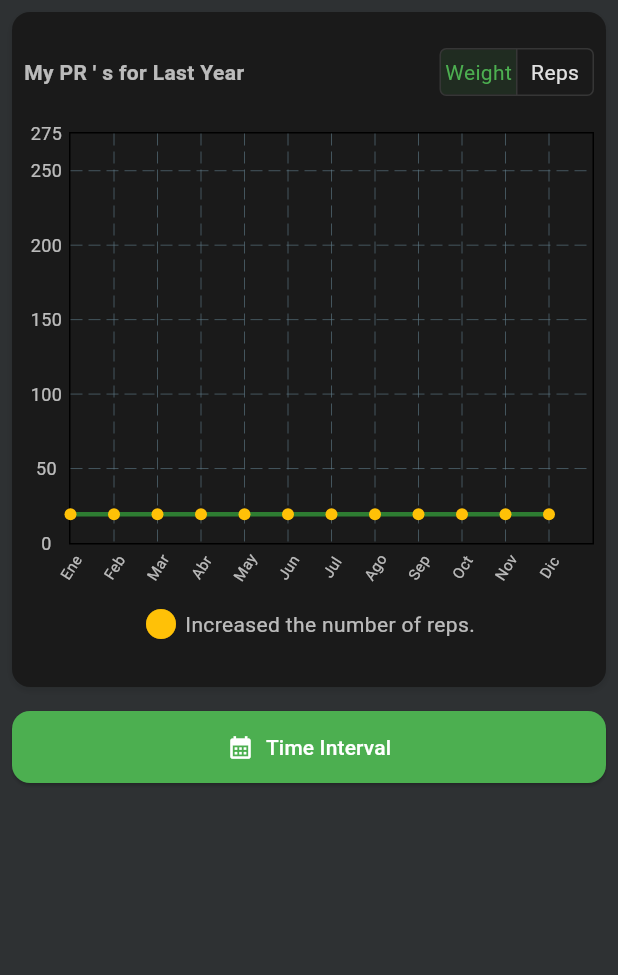
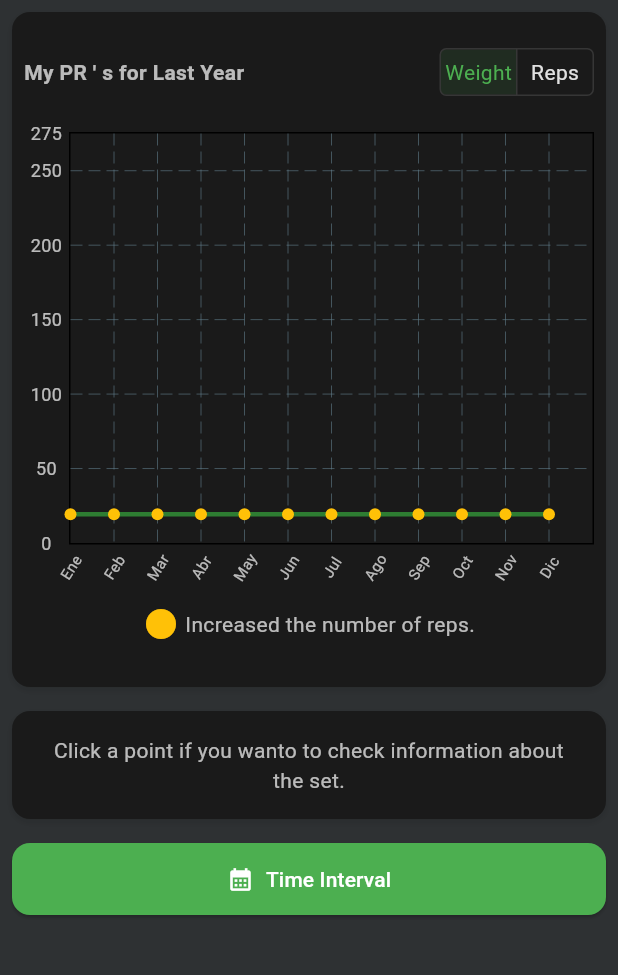
Before and after one commit to diegoZarateFer/gym-tracker-prototype, a Flutter app: the ExcerciseStatsPage screen opened by its route, on a phone screen of 412 x 824 dp, the part 84-1059 px from its top. Run offline on Flutter 3.47's test engine with Material 3 defaults, Android fonts, the phone set to English and light mode, and no system bars; drawn by our look-alikes of fl_chart; our stand-ins replace google_fonts, just_audio, logger, percent_indicator, permission_handler, table_calendar; missing offline and left inert: alarm.

Commit message:
feat<excercise stats>: Agregar container con instrucciones cuando no se ha seleccionado algun punto.

```diff
--- a/lib/pages/excercise_stats_page.dart
+++ b/lib/pages/excercise_stats_page.dart
@@ -3,7 +3,7 @@ import 'package:gym_tracker_ui/core/extensions/context_ext.dart';
 import 'package:gym_tracker_ui/pages/widgets/dialogs/chart_time_interval_selector_dialog.dart';
 import 'package:gym_tracker_ui/pages/widgets/dialogs/intensity_indicator_selector_dialog.dart';
 import 'package:gym_tracker_ui/pages/widgets/dialogs/unit_selector_dialog.dart';
-import 'package:gym_tracker_ui/pages/widgets/excercise_charts/excercise_set_char.dart';
+import 'package:gym_tracker_ui/pages/widgets/excercise_charts/excercise_set_chart.dart';
 import 'package:gym_tracker_ui/pages/widgets/history_log_cell.dart';
 import 'package:gym_tracker_ui/pages/widgets/set_information_header.dart';
 import 'package:gym_tracker_ui/pages/widgets/title_cell.dart';
@@ -111,10 +111,9 @@ class _ExcerciseStatsPageState extends State<ExcerciseStatsPage> {
           padding: const EdgeInsets.all(8),
           child: Column(
             children: [
-              ExcerciseSetChar(onSetClicked: _onSetClicked),
-              if (_setInformation != null) const SizedBox(height: 16),
-              if (_setInformation != null)
-                SetInformationContainer(setInformation: _setInformation!),
+              ExcerciseSetChart(onSetClicked: _onSetClicked),
+              const SizedBox(height: 16),
+              SetInformationContainer(setInformation: _setInformation),
               const SizedBox(height: 16),
               SizedBox(
                 width: double.infinity,
@@ -133,9 +132,9 @@ class _ExcerciseStatsPageState extends State<ExcerciseStatsPage> {
 }
 
 class SetInformationContainer extends StatelessWidget {
-  const SetInformationContainer({super.key, required this.setInformation});
+  const SetInformationContainer({super.key, this.setInformation});
 
-  final SetInformation setInformation;
+  final SetInformation? setInformation;
 
   @override
   Widget build(BuildContext context) {
@@ -147,10 +146,19 @@ class SetInformationContainer extends StatelessWidget {
           BoxShadow(color: Colors.black12, blurRadius: 4, offset: Offset(0, 2)),
         ],
       ),
-      child: Column(
+      child: setInformation == null
+          ? Padding(
+            padding: const EdgeInsets.all(16),
+            child: Center(
+                child: Text("Click a point if you wanto to check information about the set.",textAlign: TextAlign.center,),
+              ),
+          )
+          : Column(
               mainAxisSize: MainAxisSize.min,
               children: [
-          SetInfomationHeader(title: formatter.format(setInformation.date)),
+                SetInfomationHeader(
+                  title: formatter.format(setInformation!.date),
+                ),
                 Divider(
                   height: 1,
                   thickness: 1,
--- a/lib/pages/widgets/dialogs/chart_time_interval_selector_dialog.dart
+++ b/lib/pages/widgets/dialogs/chart_time_interval_selector_dialog.dart
@@ -100,7 +100,7 @@ class _ChartTimeIntervalSelectorDialogState
                           Navigator.of(context).pop(_selectedChartTimeInterval);
                         },
                       ),
-                      SizedBox(height: 16),
+                      SizedBox(height: 20),
                     ],
                   ],
                 ),
--- a/lib/pages/widgets/excercise_charts/excercise_set_char.dart
+++ b/lib/pages/widgets/excercise_charts/excercise_set_chart.dart
@@ -26,16 +26,16 @@ const List<String> _months = [
 
 final List<int> _weightAxisLabels = List.generate(12, (index) => index * 25);
 
-class ExcerciseSetChar extends StatefulWidget {
-  const ExcerciseSetChar({super.key, required this.onSetClicked});
+class ExcerciseSetChart extends StatefulWidget {
+  const ExcerciseSetChart({super.key, required this.onSetClicked});
 
   final void Function(SetInformation) onSetClicked;
 
   @override
-  State<ExcerciseSetChar> createState() => _ExcerciseSetCharState();
+  State<ExcerciseSetChart> createState() => _ExcerciseSetChartState();
 }
 
-class _ExcerciseSetCharState extends State<ExcerciseSetChar> {
+class _ExcerciseSetChartState extends State<ExcerciseSetChart> {
   ///
   /// Dummy data.
   ///
```
Lines whose indentation alone changed are shown as unchanged.
